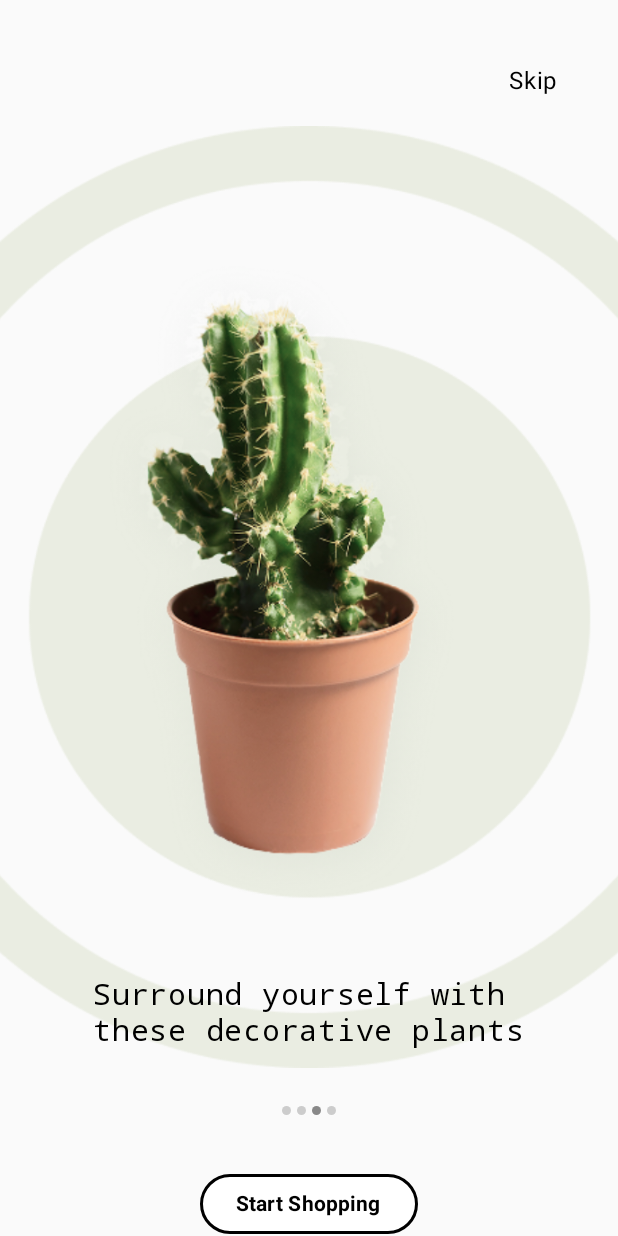
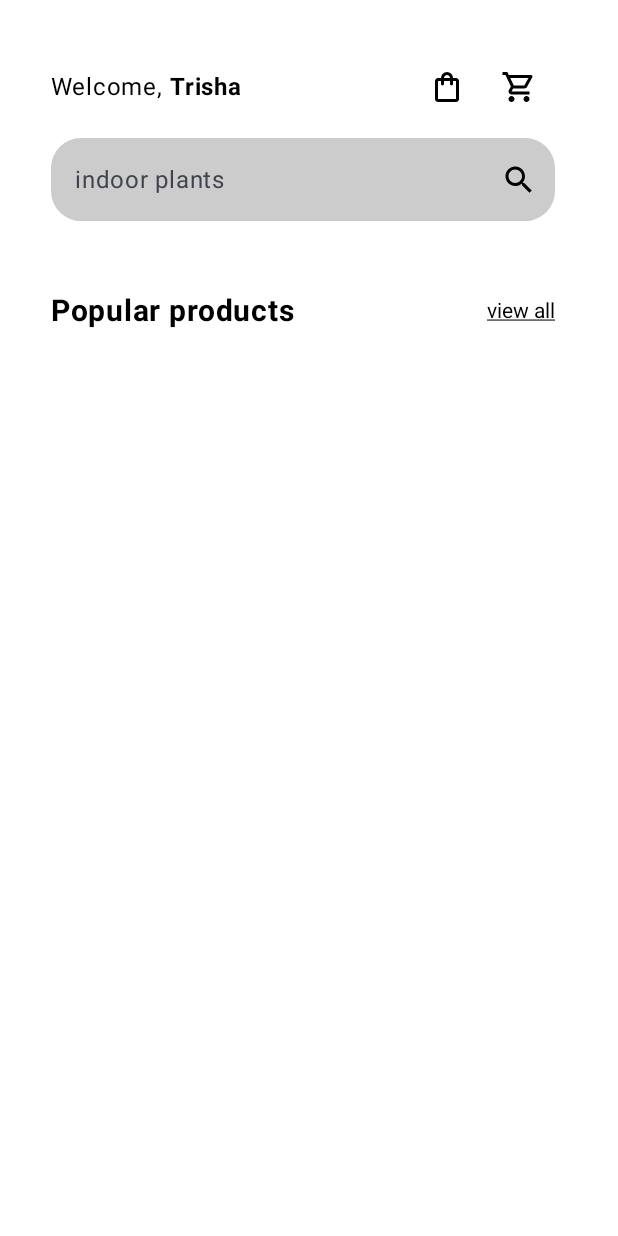
Before and after one commit to AlonzaL/FlowerInPot, an Android app built with Jetpack Compose: the screen it shows after launch (MainActivity), on a phone screen of 412 x 824 dp. Run offline under Robolectric (Android 15) with nearby library versions, the light colour scheme and no system bars.

Commit message:
MainScreen.kt header

```diff
--- a/app/src/main/java/com/example/flowerinpot/MainActivity.kt
+++ b/app/src/main/java/com/example/flowerinpot/MainActivity.kt
@@ -20,7 +20,7 @@ class MainActivity : ComponentActivity() {
         enableEdgeToEdge()
         setContent {
             FlowerInPotTheme {
-                WelcomeScreen()
+                MainScreen()
             }
         }
     }
--- /dev/null
+++ b/app/src/main/java/com/example/flowerinpot/MainScreen.kt
@@ -0,0 +1,130 @@
+package com.example.flowerinpot
+
+import androidx.compose.foundation.background
+import androidx.compose.foundation.clickable
+import androidx.compose.foundation.layout.Arrangement
+import androidx.compose.foundation.layout.Column
+import androidx.compose.foundation.layout.Row
+import androidx.compose.foundation.layout.fillMaxSize
+import androidx.compose.foundation.layout.fillMaxWidth
+import androidx.compose.foundation.layout.height
+import androidx.compose.foundation.layout.padding
+import androidx.compose.foundation.shape.RoundedCornerShape
+import androidx.compose.material3.Icon
+import androidx.compose.material3.IconButton
+import androidx.compose.material3.Text
+import androidx.compose.material3.TextField
+import androidx.compose.material3.TextFieldDefaults
+import androidx.compose.runtime.Composable
+import androidx.compose.runtime.getValue
+import androidx.compose.runtime.mutableStateOf
+import androidx.compose.runtime.remember
+import androidx.compose.runtime.setValue
+import androidx.compose.ui.Alignment
+import androidx.compose.ui.Modifier
+import androidx.compose.ui.draw.clip
+import androidx.compose.ui.graphics.Color
+import androidx.compose.ui.res.painterResource
+import androidx.compose.ui.text.TextStyle
+import androidx.compose.ui.text.font.FontWeight
+import androidx.compose.ui.text.style.TextDecoration
+import androidx.compose.ui.unit.dp
+import androidx.compose.ui.unit.sp
+
+@Composable
+fun MainScreen() {
+    Column(
+        modifier = Modifier
+            .fillMaxSize()
+            .background(Color.White)
+            .padding(top = 34.dp, start = 34.dp, end = 42.dp)
+    ) {
+        var searchText by remember { mutableStateOf("") }
+
+        Row(
+            modifier = Modifier
+                .fillMaxWidth()
+                .padding(bottom = 10.dp),
+            horizontalArrangement = Arrangement.SpaceBetween,
+            verticalAlignment = Alignment.CenterVertically
+        ) {
+            Row {
+                Text(
+                    text = "Welcome, ",
+                )
+                Text(
+                    text = "Trisha",
+                    fontWeight = FontWeight.Bold
+                )
+            }
+
+            Row(
+                //horizontalArrangement = Arrangement.spacedBy(5.dp)
+            ) {
+                IconButton(onClick = {}) {
+                    Icon(
+                        painter = painterResource(id = R.drawable.ic_outline_shopping_bag),
+                        contentDescription = ""
+                    )
+                }
+                IconButton(onClick = {}) {
+                    Icon(
+                        painter = painterResource(id = R.drawable.ic_outline_shopping_cart),
+                        contentDescription = ""
+                    )
+                }
+            }
+        }
+
+        TextField(
+            value = searchText,
+            onValueChange = { searchText = it },
+            label = { Text("indoor plants") },
+            modifier = Modifier
+                .fillMaxWidth()
+                .padding(bottom = 48.dp)
+                .height(55.dp)
+                .clip(RoundedCornerShape(20.dp)),
+            singleLine = true,
+            trailingIcon = {
+                IconButton(
+                    onClick = {}
+                ) {
+                    Icon(
+                        painter = painterResource(id = R.drawable.ic_baseline_search),
+                        contentDescription = "",
+                        tint = Color.Black
+                    )
+                }
+            },
+            colors = TextFieldDefaults.colors(
+                unfocusedTextColor = Color.Gray,
+                unfocusedContainerColor = Color.LightGray,
+                unfocusedIndicatorColor = Color.LightGray
+            )
+        )
+
+        Row(
+            modifier = Modifier
+                .fillMaxWidth()
+                .padding(bottom = 30.dp),
+            horizontalArrangement = Arrangement.SpaceBetween,
+            verticalAlignment = Alignment.CenterVertically
+        ) {
+            Text(
+                text = "Popular products",
+                fontSize = 20.sp,
+                fontWeight = FontWeight.Bold
+            )
+
+            Text(
+                text = "view all",
+                modifier = Modifier
+                    .clickable(
+                        onClick = {}
+                    ),
+                style = TextStyle(textDecoration = TextDecoration.Underline)
+            )
+        }
+    }
+}
--- /dev/null
+++ b/app/src/main/res/drawable/ic_outline_shopping_bag.xml
@@ -0,0 +1,5 @@
+<vector xmlns:android="http://schemas.android.com/apk/res/android" android:height="24dp" android:tint="#000000" android:viewportHeight="960" android:viewportWidth="960" android:width="24dp">
+
+    <path android:fillColor="@android:color/white" android:pathData="M240,880Q207,880 183.5,856.5Q160,833 160,800L160,320Q160,287 183.5,263.5Q207,240 240,240L320,240L320,240Q320,174 367,127Q414,80 480,80Q546,80 593,127Q640,174 640,240L640,240L720,240Q753,240 776.5,263.5Q800,287 800,320L800,800Q800,833 776.5,856.5Q753,880 720,880L240,880ZM240,800L720,800Q720,800 720,800Q720,800 720,800L720,320Q720,320 720,320Q720,320 720,320L640,320L640,400Q640,417 628.5,428.5Q617,440 600,440Q583,440 571.5,428.5Q560,417 560,400L560,320L400,320L400,400Q400,417 388.5,428.5Q377,440 360,440Q343,440 331.5,428.5Q320,417 320,400L320,320L240,320Q240,320 240,320Q240,320 240,320L240,800Q240,800 240,800Q240,800 240,800ZM400,240L560,240L560,240Q560,207 536.5,183.5Q513,160 480,160Q447,160 423.5,183.5Q400,207 400,240ZM240,800L240,800Q240,800 240,800Q240,800 240,800L240,320Q240,320 240,320Q240,320 240,320L240,320Q240,320 240,320Q240,320 240,320L240,800Q240,800 240,800Q240,800 240,800Z"/>
+
+</vector>
--- /dev/null
+++ b/app/src/main/res/drawable/ic_outline_shopping_cart.xml
@@ -0,0 +1,5 @@
+<vector xmlns:android="http://schemas.android.com/apk/res/android" android:height="24dp" android:tint="#000000" android:viewportHeight="960" android:viewportWidth="960" android:width="24dp">
+
+    <path android:fillColor="@android:color/white" android:pathData="M280,880Q247,880 223.5,856.5Q200,833 200,800Q200,767 223.5,743.5Q247,720 280,720Q313,720 336.5,743.5Q360,767 360,800Q360,833 336.5,856.5Q313,880 280,880ZM680,880Q647,880 623.5,856.5Q600,833 600,800Q600,767 623.5,743.5Q647,720 680,720Q713,720 736.5,743.5Q760,767 760,800Q760,833 736.5,856.5Q713,880 680,880ZM246,240L342,440L622,440Q622,440 622,440Q622,440 622,440L732,240Q732,240 732,240Q732,240 732,240L246,240ZM208,160L798,160Q821,160 833,180.5Q845,201 834,222L692,478Q681,498 662.5,509Q644,520 622,520L324,520L280,600Q280,600 280,600Q280,600 280,600L760,600L760,680L280,680Q235,680 212,640.5Q189,601 210,562L264,464L120,160L40,160L40,80L170,80L208,160ZM342,440L342,440L622,440Q622,440 622,440Q622,440 622,440L622,440L342,440Z"/>
+
+</vector>
```
